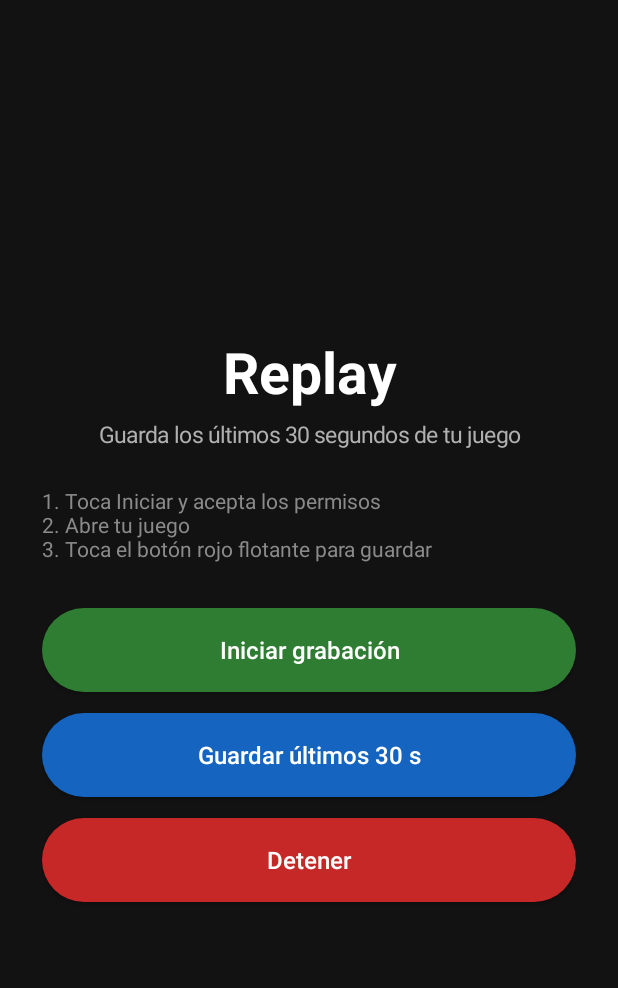
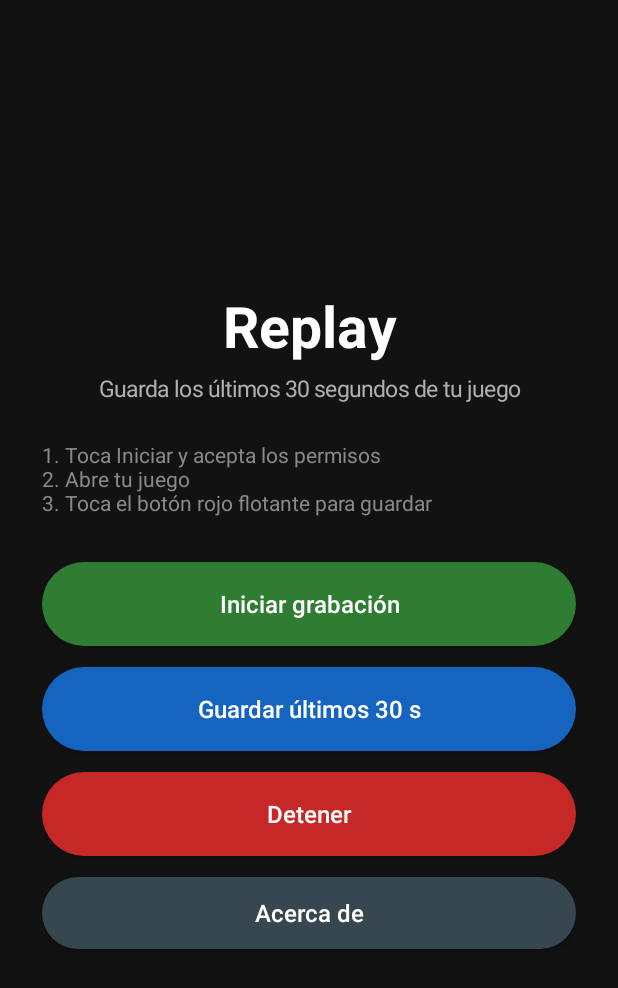
Before and after one commit to isidrochan511-design/Replay-app, an Android app: the screen it shows after launch (MainActivity), on a phone screen of 412 x 824 dp. Shown: the top 988 px of the screen. Run offline under Robolectric (Android 15) with nearby library versions, the phone set to English and light mode, and no system bars.

Commit message:
Update MainActivity.kt

```diff
--- a/app/src/main/java/com/replayapp/MainActivity.kt
+++ b/app/src/main/java/com/replayapp/MainActivity.kt
@@ -2,6 +2,7 @@ package com.replayapp
 
 import android.Manifest
 import android.app.Activity
+import android.app.AlertDialog
 import android.content.Context
 import android.content.Intent
 import android.graphics.Color
@@ -22,9 +23,17 @@ class MainActivity : Activity() {
     private val reqCapture = 1
     private val reqNotif = 2
 
+    private val tiktokUrl = "https://www.tiktok.com/@nova_blasse_official"
+    private val youtubeUrl = "https://youtube.com/@novablasse4718"
+
     private fun dp(v: Int): Int = (v * resources.displayMetrics.density).toInt()
 
-    private fun makeButton(label: String, color: String, action: () -> Unit): Button {
+    private fun makeButton(
+        label: String,
+        color: String,
+        heightDp: Int = 56,
+        action: () -> Unit
+    ): Button {
         return Button(this).apply {
             text = label
             textSize = 16f
@@ -35,10 +44,28 @@ class MainActivity : Activity() {
                 setColor(Color.parseColor(color))
             }
             layoutParams = LinearLayout.LayoutParams(
-                LinearLayout.LayoutParams.MATCH_PARENT, dp(56)
+                LinearLayout.LayoutParams.MATCH_PARENT, dp(heightDp)
             ).apply { topMargin = dp(14) }
             setOnClickListener { action() }
         }
+    }
+
+    private fun openUrl(url: String) {
+        try {
+            startActivity(Intent(Intent.ACTION_VIEW, Uri.parse(url)))
+        } catch (e: Exception) {
+            Toast.makeText(this, "No se pudo abrir el enlace", Toast.LENGTH_SHORT).show()
+        }
+    }
+
+    private fun showAbout() {
+        AlertDialog.Builder(this)
+            .setTitle("Acerca de")
+            .setMessage("Creado por NV Blasse\n\nSígueme en mis redes:")
+            .setPositiveButton("TikTok") { _, _ -> openUrl(tiktokUrl) }
+            .setNegativeButton("YouTube") { _, _ -> openUrl(youtubeUrl) }
+            .setNeutralButton("Cerrar", null)
+            .show()
     }
 
     override fun onCreate(savedInstanceState: Bundle?) {
@@ -84,6 +111,7 @@ class MainActivity : Activity() {
         layout.addView(makeButton("Detener", "#C62828") {
             sendAction(RecorderService.ACTION_STOP)
         })
+        layout.addView(makeButton("Acerca de", "#37474F", 48) { showAbout() })
         setContentView(layout)
 
         if (Build.VERSION.SDK_INT >= 33) {
```
